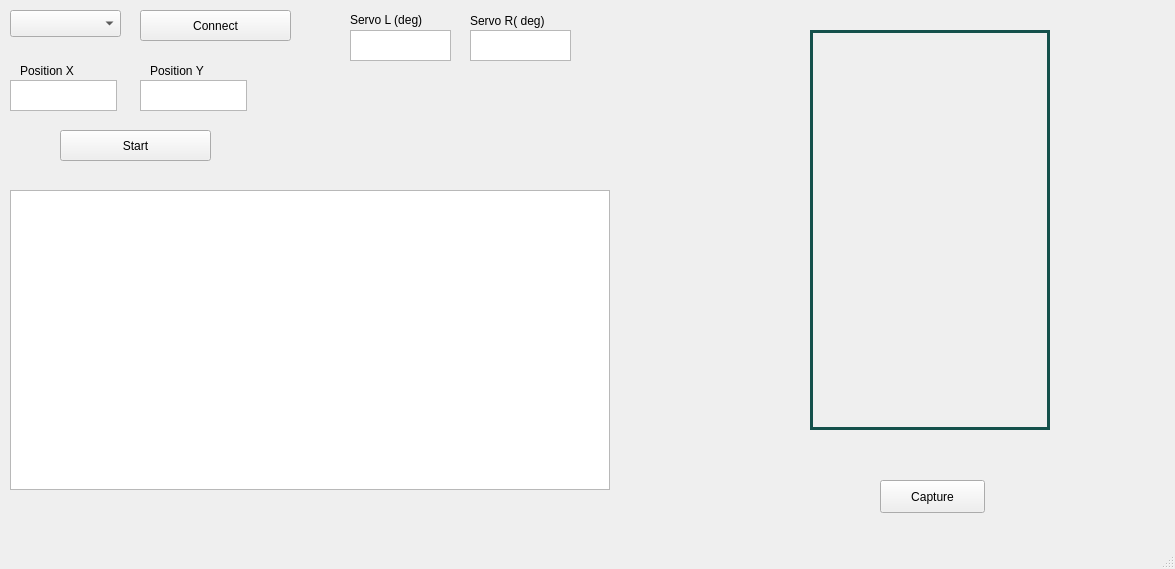
Above: MainWindow.ui from minghuaw/MECH423_Project before the change. Below: the same form after it.
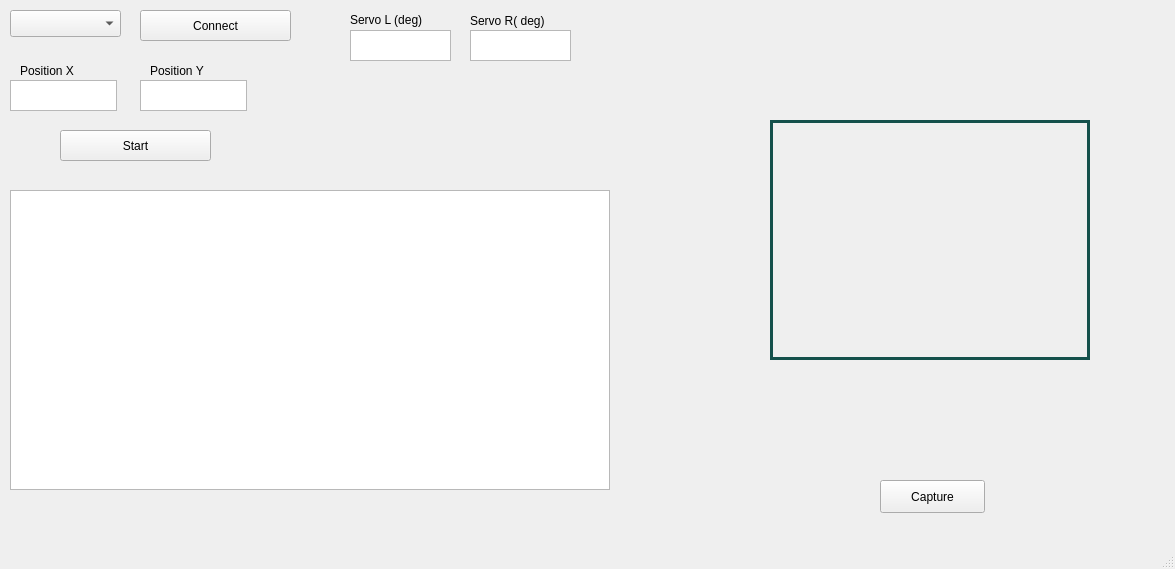
That is the form after the change. Custom widgets are drawn as their Qt base class.

Commit message: Map image points to sketch points

```diff
--- a/MainWindow.ui
+++ b/MainWindow.ui
@@ -158,10 +158,10 @@
    <widget class="QLabel" name="video">
     <property name="geometry">
      <rect>
-      <x>810</x>
-      <y>30</y>
-      <width>240</width>
-      <height>400</height>
+      <x>770</x>
+      <y>120</y>
+      <width>320</width>
+      <height>240</height>
      </rect>
     </property>
     <property name="mouseTracking">
```
The commit also changes 2 other files.
